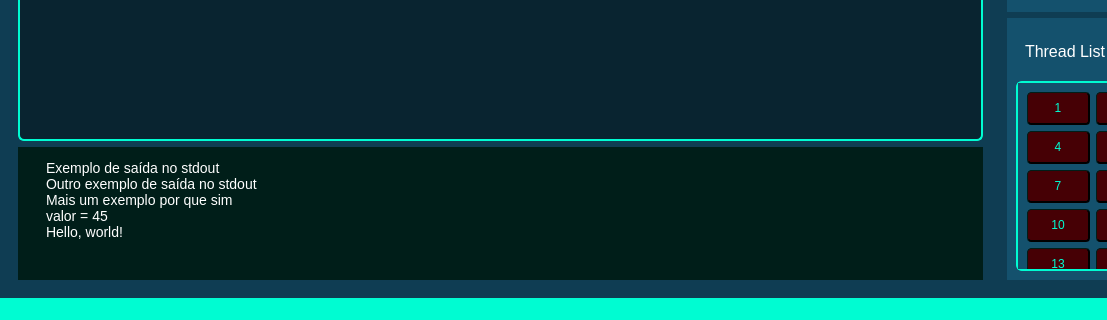
First picture: the form in src/gui/PPP_interface.ui, repository Vinigperuzzi/TCC, before the edit; both pictures show x 0 to 1107 and y 400 to 720 of the 1280 by 720 pixel window.
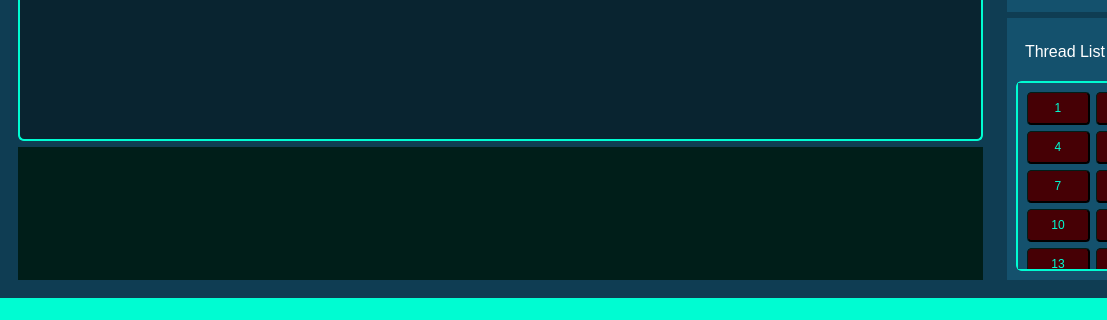
Second picture: the form after the edit.

Diff of the .ui file:
```diff
--- a/src/gui/PPP_interface.ui
+++ b/src/gui/PPP_interface.ui
@@ -293,11 +293,7 @@
 li.unchecked::marker { content: &quot;\2610&quot;; }
 li.checked::marker { content: &quot;\2612&quot;; }
 &lt;/style&gt;&lt;/head&gt;&lt;body style=&quot; font-family:'Segoe UI'; font-size:14px; font-weight:400; font-style:normal;&quot;&gt;
-&lt;p style=&quot; margin-top:0px; margin-bottom:0px; margin-left:0px; margin-right:0px; -qt-block-indent:0; text-indent:0px;&quot;&gt;&lt;span style=&quot; font-size:14px;&quot;&gt;Exemplo de saída no stdout&lt;/span&gt;&lt;/p&gt;
-&lt;p style=&quot; margin-top:0px; margin-bottom:0px; margin-left:0px; margin-right:0px; -qt-block-indent:0; text-indent:0px;&quot;&gt;&lt;span style=&quot; font-size:14px;&quot;&gt;Outro exemplo de saída no stdout&lt;/span&gt;&lt;/p&gt;
-&lt;p style=&quot; margin-top:0px; margin-bottom:0px; margin-left:0px; margin-right:0px; -qt-block-indent:0; text-indent:0px;&quot;&gt;&lt;span style=&quot; font-size:14px;&quot;&gt;Mais um exemplo por que sim&lt;/span&gt;&lt;/p&gt;
-&lt;p style=&quot; margin-top:0px; margin-bottom:0px; margin-left:0px; margin-right:0px; -qt-block-indent:0; text-indent:0px;&quot;&gt;&lt;span style=&quot; font-size:14px;&quot;&gt;valor = 45&lt;/span&gt;&lt;/p&gt;
-&lt;p style=&quot; margin-top:0px; margin-bottom:0px; margin-left:0px; margin-right:0px; -qt-block-indent:0; text-indent:0px;&quot;&gt;&lt;span style=&quot; font-size:14px;&quot;&gt;Hello, world!&lt;/span&gt;&lt;/p&gt;&lt;/body&gt;&lt;/html&gt;</string>
+&lt;p style=&quot;-qt-paragraph-type:empty; margin-top:0px; margin-bottom:0px; margin-left:0px; margin-right:0px; -qt-block-indent:0; text-indent:0px;&quot;&gt;&lt;br /&gt;&lt;/p&gt;&lt;/body&gt;&lt;/html&gt;</string>
             </property>
            </widget>
           </item>
```
